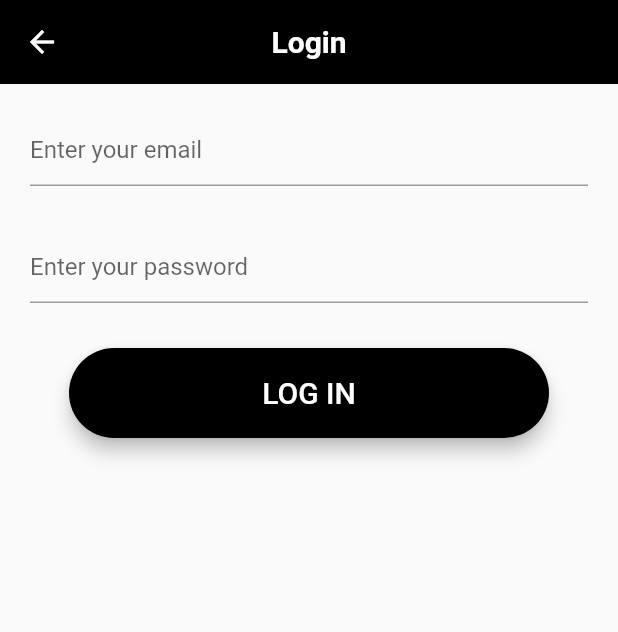
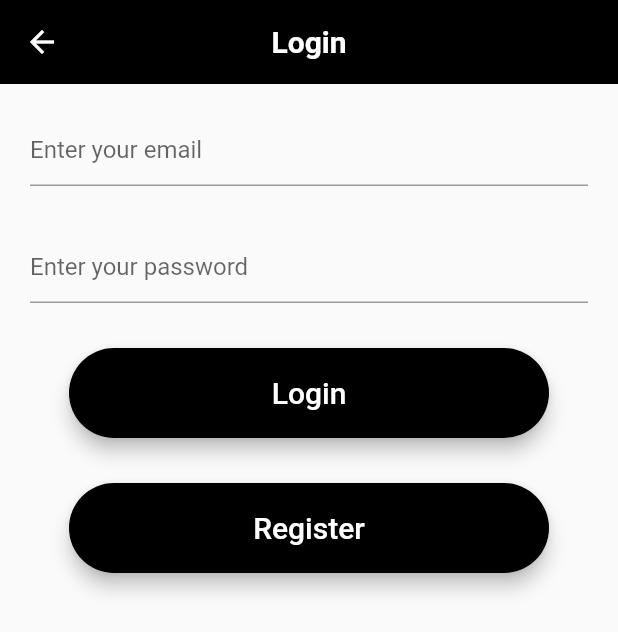
Before and after one commit to Scr0fa/G5FinalProject, a Flutter app: the LoginScreen screen opened directly, on a phone screen of 412 x 824 dp. Shown: the top 632 px of the screen. Run offline on Flutter 3.47's test engine with Material 2 defaults, Android fonts, the phone set to English and light mode, and no system bars.

Commit message:
Update body

```diff
--- a/lib/Pages/login_screen.dart
+++ b/lib/Pages/login_screen.dart
@@ -50,7 +50,8 @@ class _LoginScreenState extends State<LoginScreen> {
             ),
           ),
         ),
-        body: Padding(
+        body: SingleChildScrollView(
+            child: Padding(
               padding: const EdgeInsets.symmetric(horizontal: 20),
               child: Column(
                 children: [
@@ -81,11 +82,21 @@ class _LoginScreenState extends State<LoginScreen> {
                     height: 30,
                   ),
                   RoundedButton(
-                btnText: 'LOG IN',
+                    btnText: 'Login',
                     onButtonPressed: () => loginPressed(),
+                  ),
+                  const SizedBox(
+                    height: 30,
+                  ),
+
+                  RoundedButton(
+                    btnText: 'Register',
+                    onButtonPressed: () => registerRoute(),
                   )
                 ],
               ),
-        ));
+            )
+        )
+    );
   }
 }
```
Lines whose indentation alone changed are shown as unchanged.
